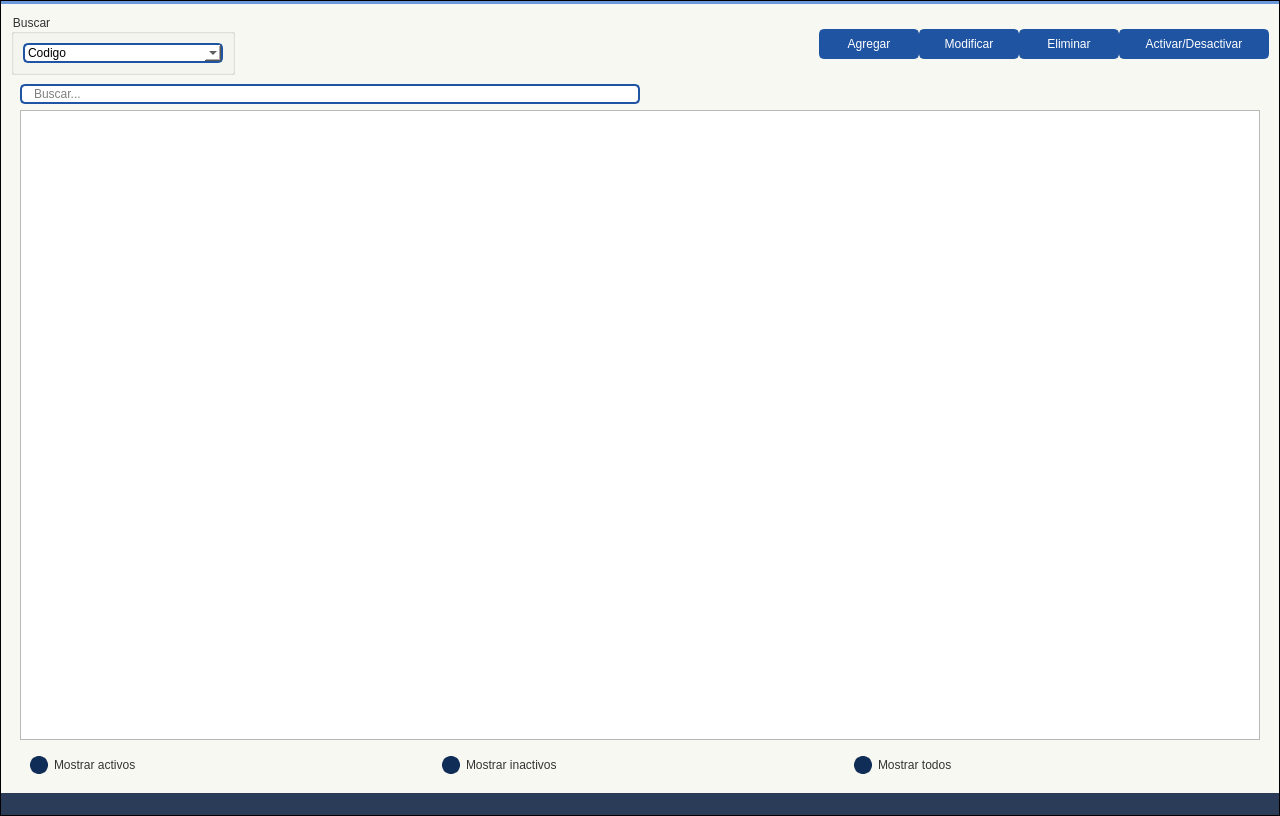
Old version of the form Vista/UI/form_facultad.ui in the repository Mighell-afk/gpi.
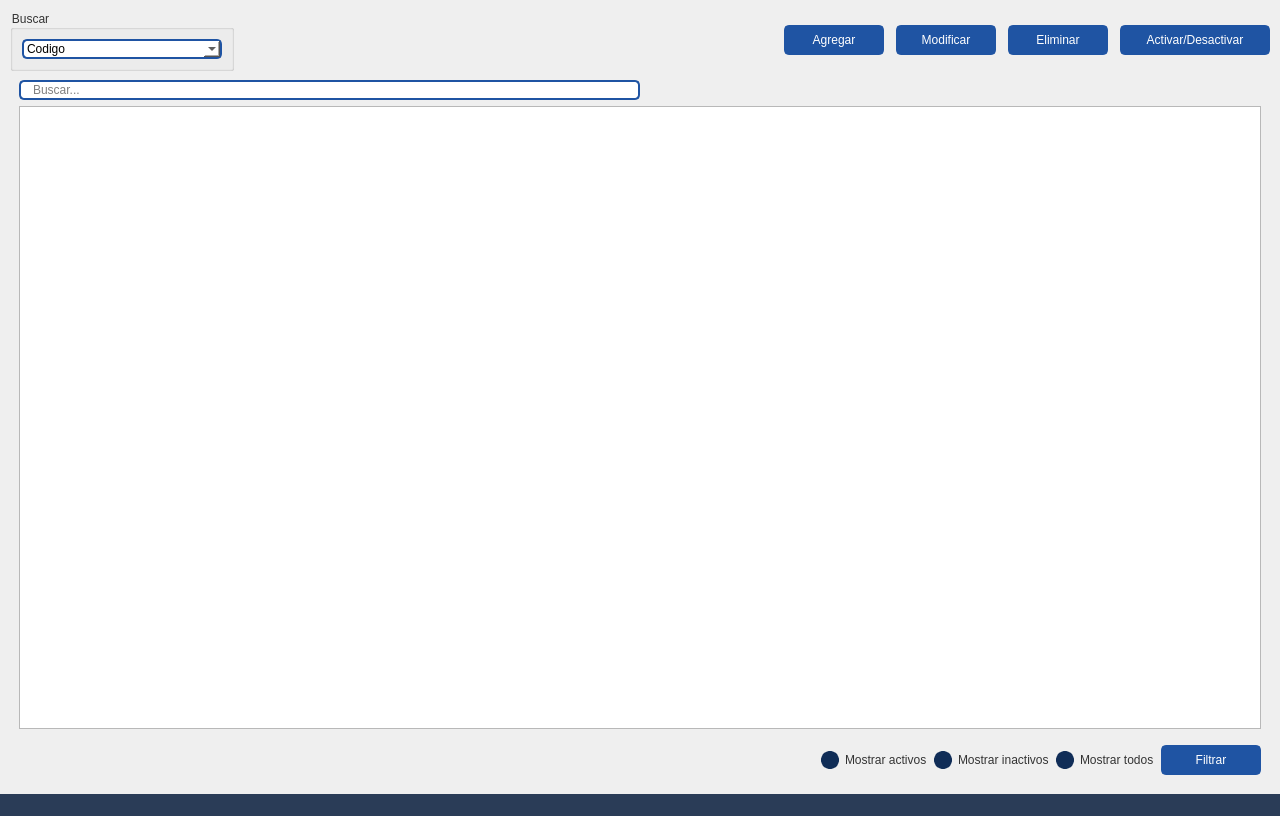
New version of the form. Icons and pictures are not drawn.

The edit to the form file:
```diff
--- a/Vista/UI/form_facultad.ui
+++ b/Vista/UI/form_facultad.ui
@@ -39,31 +39,6 @@
 	color: #333;
 	font: 9pt &quot;Segoe UI&quot;;
 }
-
-/* ----------------- Bg App ----------------- */
-#bgApp {	
-	background-color: #f8f8f2;
-	border: 1px solid black;
-    color: #44475a;
-}
-
-/* ----------------- Left Menu ----------------- */
-/* color de la barra lateral */
-#leftMenuBg {	
-	background-color: #1F54A3;
-}
-
-#topLogo {
-	background-color: #1F54A3;
-	background-image: ;
-	image: url(:/images/images/images/Logo.png);
-	background-position: centered;
-	background-repeat: no-repeat;
-}
-
-#titleLeftApp { font: 63 12pt &quot;Segoe UI Semibold&quot;; color: #f8f8f2; }
-#titleLeftDescription { font: 8pt &quot;Segoe UI&quot;; color: rgb(121, 172, 247); }
-
 /* -----------------  MENUS ----------------- */
 
 
@@ -102,64 +77,6 @@
 	background-color: #2A3C57;
 	color: rgb(255, 255, 255);
 }
-
-
-/*la linea fina */
-#leftMenuFrame{
-	border-top: 3px solid #286FD6;
-}
-
-
-/* ----------------- Toggle Button ----------------- */
-
-/*boton de las 3 lineas*/
-
-#toggleButton {
-	background-position: left center;
-    background-repeat: no-repeat;
-	border: none;
-	border-left: 20px solid transparent;
-	background-color: #6C99DD;
-	text-align: left;
-	padding-left: 44px;
-	color: #f8f8f2;
-}
-#toggleButton:hover {
-	background-color: #286FD6;
-}
-#toggleButton:pressed {	
-	background-color: #2A3C57;
-	color: rgb(255, 255, 255);
-}
-
-
-
-/* ----------------- Content App ----------------- */
-
-
-/*barra fero de arriba*/
-#contentTopBg{	background-color: #1F54A3; } 
-/*la linea fina debajo de la linea fero*/
-#contentBottom{ border-top: 3px solid #6C99DD; }
-
-/*El color de la letra*/
-#titleRightInfo{ color: #f8f8f2; }
-
-/*El margen de la letra*/
-#titleRightInfo { padding-left: 10px; }
-
-
-
-
-/* ----------------- Top Buttons ----------------- */
-/*minimizar, maximizar, cerrar*/
-#rightButtons .QPushButton { background-color: rgba(255, 255, 255, 0); border: none;  border-radius: 5px; }
-#rightButtons .QPushButton:hover { background-color: #286FD6; border-style: solid; border-radius: 4px; }
-#rightButtons .QPushButton:pressed { background-color: #2A3C57; border-style: solid; border-radius: 4px; }
-
-
-
-
 /* ----------------- Bottom Bar ----------------- */
 /*Status bar (inferior)*/
 #bottomBar { background-color: #2A3C57 }
@@ -554,6 +471,14 @@
                       </spacer>
                      </item>
                      <item>
+                      <layout class="QHBoxLayout" name="horizontalLayout_2">
+                       <property name="spacing">
+                        <number>12</number>
+                       </property>
+                       <property name="rightMargin">
+                        <number>0</number>
+                       </property>
+                       <item>
                       <widget class="QPushButton" name="btn_agregar">
                        <property name="minimumSize">
                         <size>
@@ -683,6 +608,8 @@
                      </item>
                     </layout>
                    </item>
+                    </layout>
+                   </item>
                    <item>
                     <widget class="QStackedWidget" name="stackedWidget">
                      <property name="styleSheet">
@@ -748,6 +675,19 @@
                          <property name="topMargin">
                           <number>10</number>
                          </property>
+                         <item>
+                          <spacer name="horizontalSpacer">
+                           <property name="orientation">
+                            <enum>Qt::Horizontal</enum>
+                           </property>
+                           <property name="sizeHint" stdset="0">
+                            <size>
+                             <width>40</width>
+                             <height>20</height>
+                            </size>
+                           </property>
+                          </spacer>
+                         </item>
                          <item>
                           <widget class="QRadioButton" name="rdb_activo">
                            <property name="text">
@@ -769,6 +709,35 @@
                            </property>
                           </widget>
                          </item>
+                         <item>
+                          <widget class="QPushButton" name="btn_filtrar">
+                           <property name="minimumSize">
+                            <size>
+                             <width>100</width>
+                             <height>30</height>
+                            </size>
+                           </property>
+                           <property name="styleSheet">
+                            <string notr="true">#pagesContainer QPushButton {
+	border: 2px solid #1F54A3;
+	border-radius: 5px;	
+	background-color: #1F54A3;
+	color:white;
+}
+#pagesContainer QPushButton:hover {
+	background-color: #286FD6;
+	border: 2px solid #286FD6;
+}
+#pagesContainer QPushButton:pressed {	
+	background-color: #2A3C57;
+	border: 2px solid #2A3C57;
+}</string>
+                           </property>
+                           <property name="text">
+                            <string>Filtrar</string>
+                           </property>
+                          </widget>
+                         </item>
                         </layout>
                        </item>
                       </layout>
```
Left out of the diff: 2 changed lines with no effect on the pictures. Lines whose indentation alone changed are shown as unchanged.
